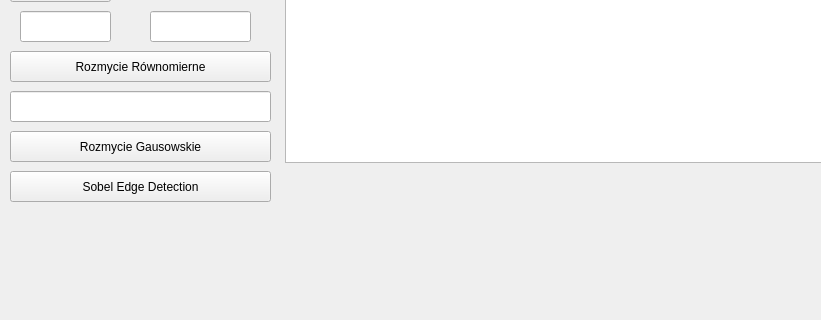
This is mainwindowqt.ui in rozman123/MyImageProccesingApp as Qt 5 draws it before an edit; both pictures show x 0 to 821 and y 299 to 619 of the 1231 by 619 pixel window. The edited form follows.
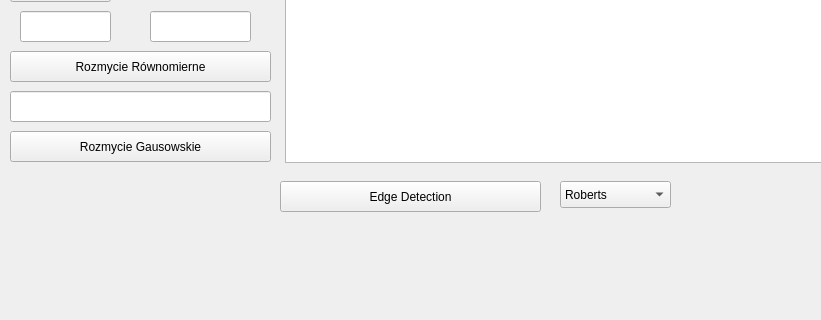
This is the edited form.

The edit to the form file:
```diff
--- a/mainwindowqt.ui
+++ b/mainwindowqt.ui
@@ -229,16 +229,46 @@
    <widget class="QPushButton" name="pushButton">
     <property name="geometry">
      <rect>
-      <x>10</x>
-      <y>470</y>
+      <x>280</x>
+      <y>480</y>
       <width>261</width>
       <height>31</height>
      </rect>
     </property>
     <property name="text">
-     <string>Sobel Edge Detection</string>
+     <string>Edge Detection</string>
     </property>
    </widget>
+   <widget class="QComboBox" name="EdgeOptions">
+    <property name="geometry">
+     <rect>
+      <x>560</x>
+      <y>480</y>
+      <width>111</width>
+      <height>27</height>
+     </rect>
+    </property>
+    <item>
+     <property name="text">
+      <string>Roberts</string>
+     </property>
+    </item>
+    <item>
+     <property name="text">
+      <string>Prewitt</string>
+     </property>
+    </item>
+    <item>
+     <property name="text">
+      <string>Sobel</string>
+     </property>
+    </item>
+    <item>
+     <property name="text">
+      <string>Lapsjan</string>
+     </property>
+    </item>
+   </widget>
   </widget>
   <widget class="QMenuBar" name="menubar">
    <property name="geometry">
```
Left out of the diff: 2 changed lines with no effect on the pictures.
